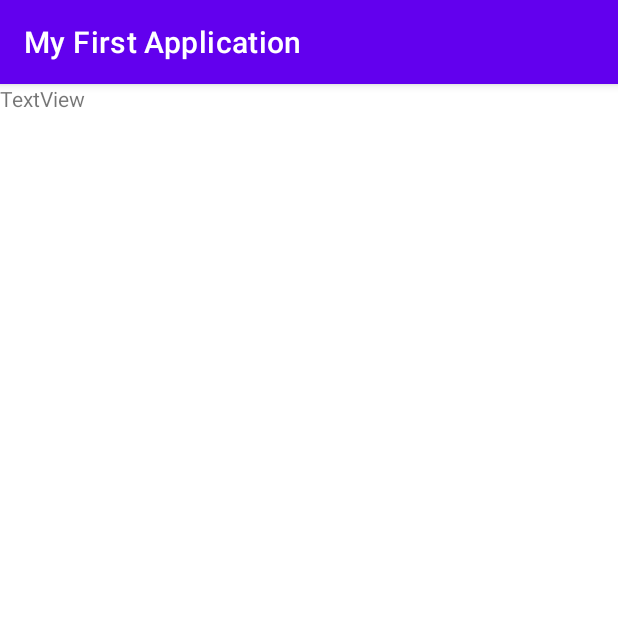
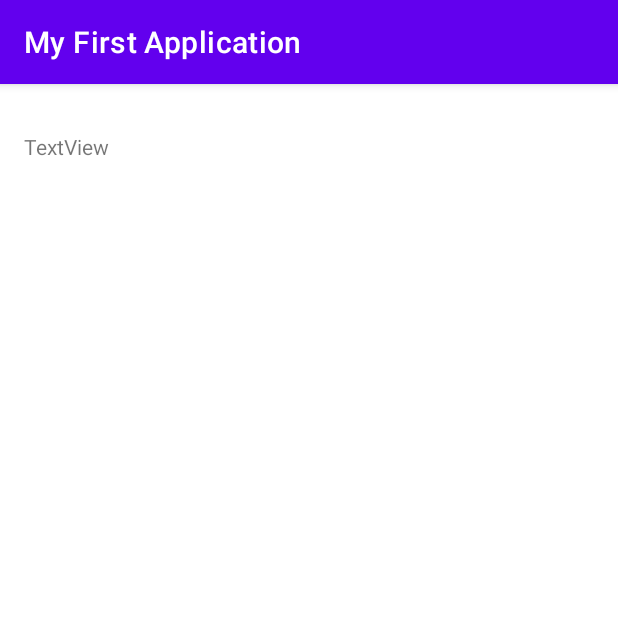
Before and after one commit to ritesh1024/NoteApp, an Android app: the NewNoteActivity screen opened directly, with no data from a screen before it, on a phone screen of 412 x 824 dp, the top half of it. Run offline under Robolectric (Android 15) with nearby library versions, the phone set to English and light mode, and no system bars.

Commit message:
Added textView1

```diff
--- a/app/src/main/res/layout/activity_newnote.xml
+++ b/app/src/main/res/layout/activity_newnote.xml
@@ -7,10 +7,13 @@
     tools:context=".NewNoteActivity">
 
     <TextView
-        android:id="@+id/textView"
+        android:id="@+id/textView1"
         android:layout_width="wrap_content"
         android:layout_height="wrap_content"
+        android:layout_marginStart="16dp"
+        android:layout_marginLeft="16dp"
+        android:layout_marginTop="32dp"
         android:text="TextView"
-        tools:layout_editor_absoluteX="77dp"
-        tools:layout_editor_absoluteY="167dp" />
+        app:layout_constraintStart_toStartOf="parent"
+        app:layout_constraintTop_toTopOf="parent" />
 </androidx.constraintlayout.widget.ConstraintLayout>
```
